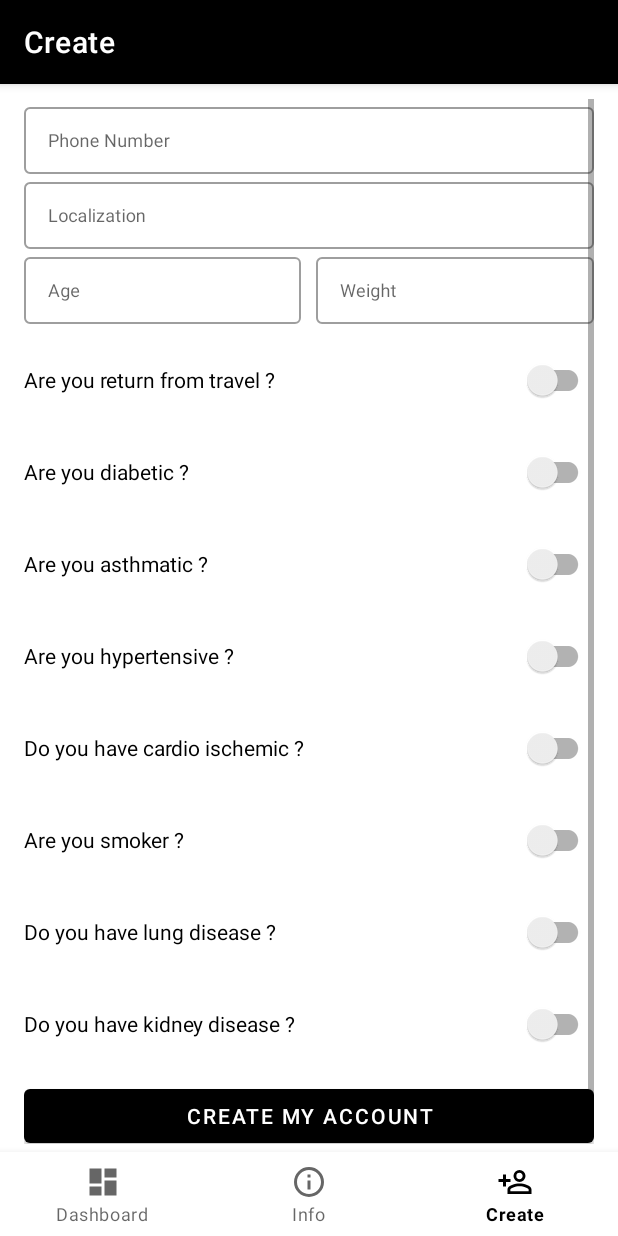
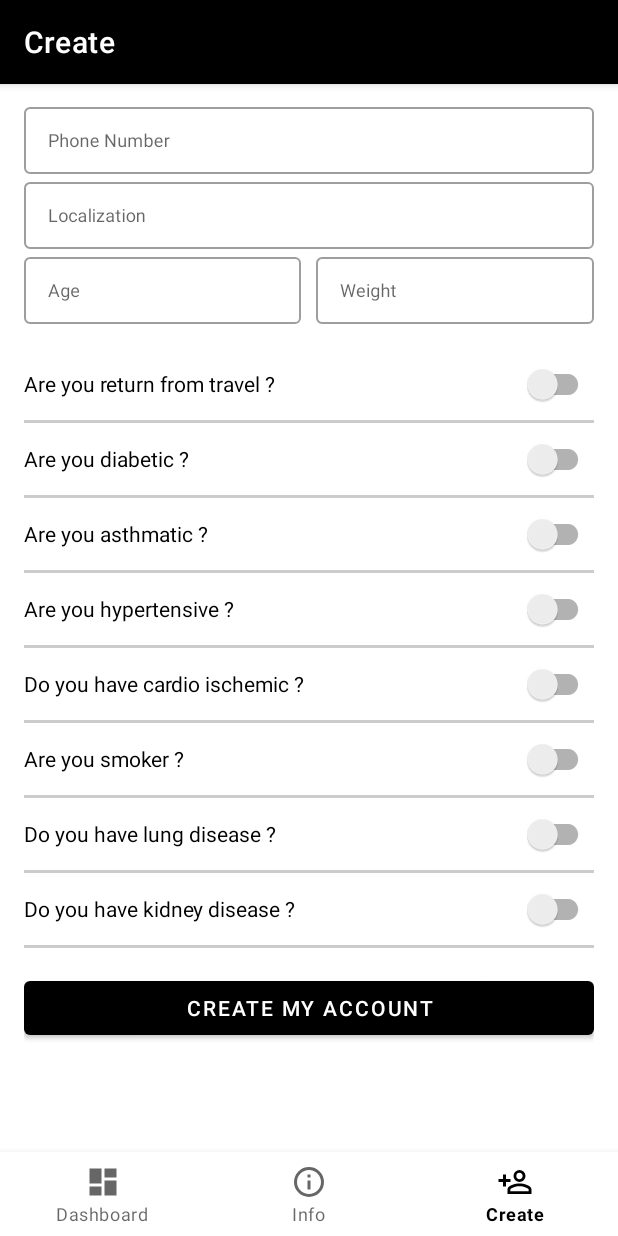
Before and after one commit to monchemin/C19-Android, an Android app: the AccountFragment screen opened through its navigation route, on a phone screen of 412 x 824 dp. Run offline under Robolectric (Android 15) with nearby library versions, the phone set to English and light mode, and no system bars; our stand-ins replace navigation-ui.

Commit message:
UI/list ajustement

```diff
--- a/app/src/main/java/com/digitalink/c19/api/Service.java
+++ b/app/src/main/java/com/digitalink/c19/api/Service.java
@@ -3,6 +3,7 @@ package com.digitalink.c19.api;
 import com.digitalink.c19.base.BasePresenter;
 import com.digitalink.c19.presenter.LocalizationPresenter;
 import com.digitalink.c19.utils.Configuration;
+import com.google.gson.JsonObject;
 
 import java.util.concurrent.TimeUnit;
 
@@ -10,7 +11,9 @@ import okhttp3.OkHttpClient;
 import retrofit2.Call;
 import retrofit2.Retrofit;
 import retrofit2.converter.gson.GsonConverterFactory;
+import retrofit2.http.Body;
 import retrofit2.http.GET;
+import retrofit2.http.POST;
 
 public class Service {
 
@@ -39,5 +42,8 @@ public class Service {
     public interface EndPoint {
         @GET("/position/localizations")
         Call<BasePresenter<LocalizationPresenter>> locations();
+
+        @POST("/patient/add")
+        Call<BasePresenter<String>> addPatient(@Body JsonObject data);
     }
 }
--- a/app/src/main/res/layout/fragment_account.xml
+++ b/app/src/main/res/layout/fragment_account.xml
@@ -92,8 +92,9 @@
             android:layout_width="match_parent"
             android:layout_height="wrap_content"
             android:layout_below="@id/top_container"
-            android:layout_marginTop="@dimen/inter_field_margin"
-            android:orientation="vertical">
+            android:layout_marginTop="@dimen/activity_vertical_margin"
+            android:orientation="vertical"
+            android:background="@color/grey">
 
             <androidx.appcompat.widget.SwitchCompat
                 android:id="@+id/is_return_from_travel"
@@ -101,7 +102,8 @@
                 android:layout_height="wrap_content"
                 android:layout_marginBottom="@dimen/inter_field_margin"
                 android:checked="false"
-                android:text="@string/is_return_from_travel" />
+                android:text="@string/is_return_from_travel"
+                android:background="@android:color/white"/>
 
             <androidx.appcompat.widget.SwitchCompat
                 android:id="@+id/is_diabetic"
@@ -109,7 +111,8 @@
                 android:layout_height="wrap_content"
                 android:layout_marginBottom="@dimen/inter_field_margin"
                 android:checked="false"
-                android:text="@string/is_diabetic" />
+                android:text="@string/is_diabetic"
+                android:background="@android:color/white"/>
 
             <androidx.appcompat.widget.SwitchCompat
                 android:id="@+id/is_asthmatic"
@@ -117,7 +120,8 @@
                 android:layout_height="wrap_content"
                 android:layout_marginBottom="@dimen/inter_field_margin"
                 android:checked="false"
-                android:text="@string/is_asthmatic" />
+                android:text="@string/is_asthmatic"
+                android:background="@android:color/white"/>
 
             <androidx.appcompat.widget.SwitchCompat
                 android:id="@+id/is_hypertensive"
@@ -125,7 +129,8 @@
                 android:layout_height="wrap_content"
                 android:layout_marginBottom="@dimen/inter_field_margin"
                 android:checked="false"
-                android:text="@string/is_hypertensive" />
+                android:text="@string/is_hypertensive"
+                android:background="@android:color/white"/>
 
             <androidx.appcompat.widget.SwitchCompat
                 android:id="@+id/is_cardio_ischemic"
@@ -133,7 +138,8 @@
                 android:layout_height="wrap_content"
                 android:layout_marginBottom="@dimen/inter_field_margin"
                 android:checked="false"
-                android:text="@string/is_cardio_ischemic" />
+                android:text="@string/is_cardio_ischemic"
+                android:background="@android:color/white"/>
 
             <androidx.appcompat.widget.SwitchCompat
                 android:id="@+id/is_smoker"
@@ -141,7 +147,8 @@
                 android:layout_height="wrap_content"
                 android:layout_marginBottom="@dimen/inter_field_margin"
                 android:checked="false"
-                android:text="@string/is_smoker" />
+                android:text="@string/is_smoker"
+                android:background="@android:color/white"/>
 
             <androidx.appcompat.widget.SwitchCompat
                 android:id="@+id/has_lung_disease"
@@ -149,7 +156,8 @@
                 android:layout_height="wrap_content"
                 android:layout_marginBottom="@dimen/inter_field_margin"
                 android:checked="false"
-                android:text="@string/has_lung_disease" />
+                android:text="@string/has_lung_disease"
+                android:background="@android:color/white"/>
 
             <androidx.appcompat.widget.SwitchCompat
                 android:id="@+id/has_kidney_disease"
@@ -157,7 +165,8 @@
                 android:layout_height="wrap_content"
                 android:layout_marginBottom="@dimen/inter_field_margin"
                 android:checked="false"
-                android:text="@string/has_kidney_disease" />
+                android:text="@string/has_kidney_disease"
+                android:background="@android:color/white"/>
         </LinearLayout>
 
         <com.google.android.material.button.MaterialButton
@@ -165,7 +174,8 @@
             android:layout_width="match_parent"
             android:layout_height="wrap_content"
             android:layout_below="@id/question_container"
-            android:text="@string/btn_create_account">
+            android:text="@string/btn_create_account"
+            android:layout_marginTop="@dimen/activity_vertical_margin">
 
         </com.google.android.material.button.MaterialButton>
     </RelativeLayout>
--- a/app/src/main/res/layout/view_localization_select_dialog.xml
+++ b/app/src/main/res/layout/view_localization_select_dialog.xml
@@ -47,7 +47,8 @@
         android:id="@+id/localization_recycler_view"
         android:layout_width="match_parent"
         android:layout_height="wrap_content"
-        android:layout_marginHorizontal="@dimen/activity_horizontal_margin">
+        android:layout_marginHorizontal="@dimen/activity_horizontal_margin"
+        android:background="@color/grey">
 
     </androidx.recyclerview.widget.RecyclerView>
 
--- a/app/src/main/res/values/colors.xml
+++ b/app/src/main/res/values/colors.xml
@@ -6,5 +6,6 @@
     <color name="color1">#FFE500</color>
     <color name="color2">#FEF200</color>
     <color name="color3">#FEF900</color>
+    <color name="grey">#CCCCCC</color>
 
 </resources>
--- a/app/src/main/res/values/dimens.xml
+++ b/app/src/main/res/values/dimens.xml
@@ -2,5 +2,5 @@
     <!-- Default screen margins, per the Android Design guidelines. -->
     <dimen name="activity_horizontal_margin">16dp</dimen>
     <dimen name="activity_vertical_margin">16dp</dimen>
-    <dimen name="inter_field_margin">13dp</dimen>
+    <dimen name="inter_field_margin">2dp</dimen>
 </resources>
--- a/app/src/main/res/values/strings.xml
+++ b/app/src/main/res/values/strings.xml
@@ -34,5 +34,7 @@
     <string name="has_diarrhea">Do you have diarrhea ?</string>
     <string name="localization_search_hint">Town or district</string>
 
+    <string name="key_file" translatable="false">key_file</string>
+
 
 </resources>
```
Also changed, not shown: app/src/main/java/com/digitalink/c19/presenter/AccountPresenter.java (+3 -7 lines), app/src/main/java/com/digitalink/c19/ui/account/AccountFragment.java (+15 -0 lines), app/src/main/java/com/digitalink/c19/ui/account/AccountViewModel.java (+8 -0 lines), app/src/main/java/com/digitalink/c19/utils/Preference.java (+22 -0 lines), app/src/main/res/layout/view_localization_item.xml (+10 -18 lines).
